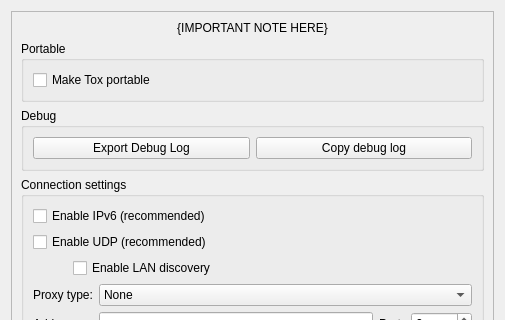
The window that src/widget/form/settings/advancedsettings.ui (qTox/qTox) describes before a commit, drawn with Qt 5; both pictures show x 0 to 505 and y 0 to 320 of the 505 by 565 pixel window.
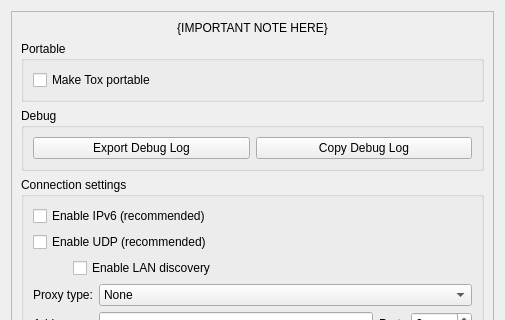
The same window after the commit. Custom widgets are drawn as their Qt base class.

```diff
--- a/src/widget/form/settings/advancedsettings.ui
+++ b/src/widget/form/settings/advancedsettings.ui
@@ -83,7 +83,7 @@
           <item>
            <widget class="QPushButton" name="btnCopyDebug">
             <property name="text">
-             <string>Copy debug log</string>
+             <string>Copy Debug Log</string>
             </property>
            </widget>
           </item>
```
